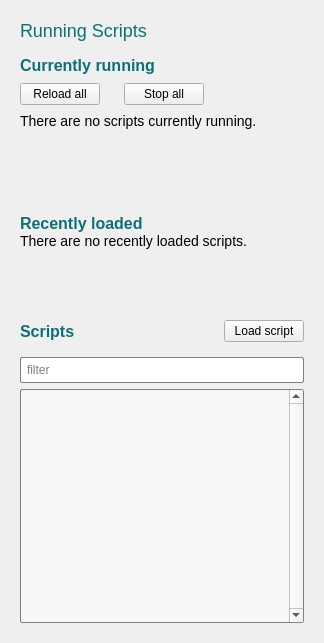
Qt form interface/ui/runningScriptsWidget.ui (vircadia/vircadia-native-core) before a commit.
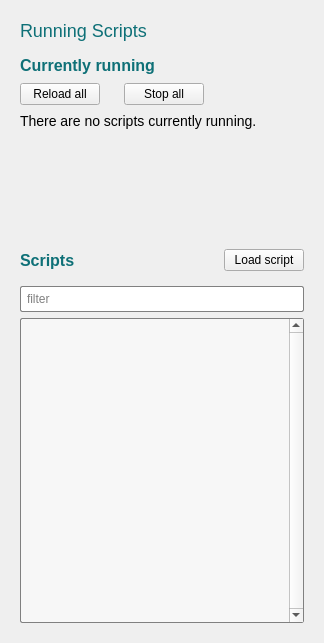
The same form after that commit.

Commit message: Remove 'recently loaded' widgets from RunningScripts

```diff
--- a/interface/ui/runningScriptsWidget.ui
+++ b/interface/ui/runningScriptsWidget.ui
@@ -307,83 +307,6 @@
      </layout>
     </widget>
    </item>
-   <item>
-    <widget class="QWidget" name="recentlyLoadedScriptsArea" native="true">
-     <property name="enabled">
-      <bool>true</bool>
-     </property>
-     <property name="minimumSize">
-      <size>
-       <width>0</width>
-       <height>100</height>
-      </size>
-     </property>
-     <property name="maximumSize">
-      <size>
-       <width>16777215</width>
-       <height>16777215</height>
-      </size>
-     </property>
-     <layout class="QVBoxLayout" name="verticalLayout_3">
-      <property name="spacing">
-       <number>0</number>
-      </property>
-      <property name="leftMargin">
-       <number>0</number>
-      </property>
-      <property name="topMargin">
-       <number>0</number>
-      </property>
-      <property name="rightMargin">
-       <number>0</number>
-      </property>
-      <property name="bottomMargin">
-       <number>0</number>
-      </property>
-      <item>
-       <widget class="QLabel" name="recentlyLoadedLabel">
-        <property name="styleSheet">
-         <string notr="true">color: #0e7077;
-font: bold 16px;</string>
-        </property>
-        <property name="text">
-         <string>&lt;html&gt;&lt;head/&gt;&lt;body&gt;&lt;p&gt;&lt;span style=&quot; font-weight:600;&quot;&gt;Recently loaded&lt;/span&gt;&lt;/p&gt;&lt;/body&gt;&lt;/html&gt;</string>
-        </property>
-       </widget>
-      </item>
-      <item>
-       <widget class="QLabel" name="noRecentlyLoadedLabel">
-        <property name="styleSheet">
-         <string notr="true">font: 14px;</string>
-        </property>
-        <property name="text">
-         <string>There are no recently loaded scripts.</string>
-        </property>
-       </widget>
-      </item>
-      <item>
-       <widget class="QWidget" name="recentlyLoadedScriptsTableWidget" native="true">
-        <property name="sizePolicy">
-         <sizepolicy hsizetype="Preferred" vsizetype="Preferred">
-          <horstretch>0</horstretch>
-          <verstretch>1</verstretch>
-         </sizepolicy>
-        </property>
-        <property name="minimumSize">
-         <size>
-          <width>284</width>
-          <height>0</height>
-         </size>
-        </property>
-        <property name="styleSheet">
-         <string notr="true">background: transparent;
-font-size: 14px;</string>
-        </property>
-       </widget>
-      </item>
-     </layout>
-    </widget>
-   </item>
    <item>
     <widget class="QWidget" name="quickLoadArea" native="true">
      <property name="sizePolicy">
```
The commit also changes 1 other file.
